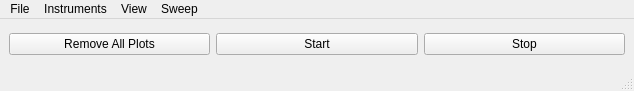
Before: the Qt Designer form plotting/script_viewer.ui in SchusterLab/slab, drawn with Qt 5.
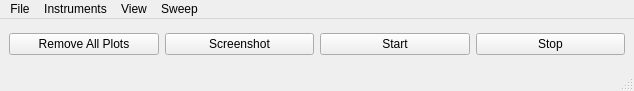
After: the same form once the commit is applied.

Commit message: screenshot utility added

Patch:
```diff
--- a/plotting/script_viewer.ui
+++ b/plotting/script_viewer.ui
@@ -27,6 +27,13 @@
         </property>
        </widget>
       </item>
+      <item>
+       <widget class="QPushButton" name="screenshot_button">
+        <property name="text">
+         <string>Screenshot</string>
+        </property>
+       </widget>
+      </item>
       <item>
        <widget class="QPushButton" name="start_button">
         <property name="text">
```
The commit also changes 1 other file.
